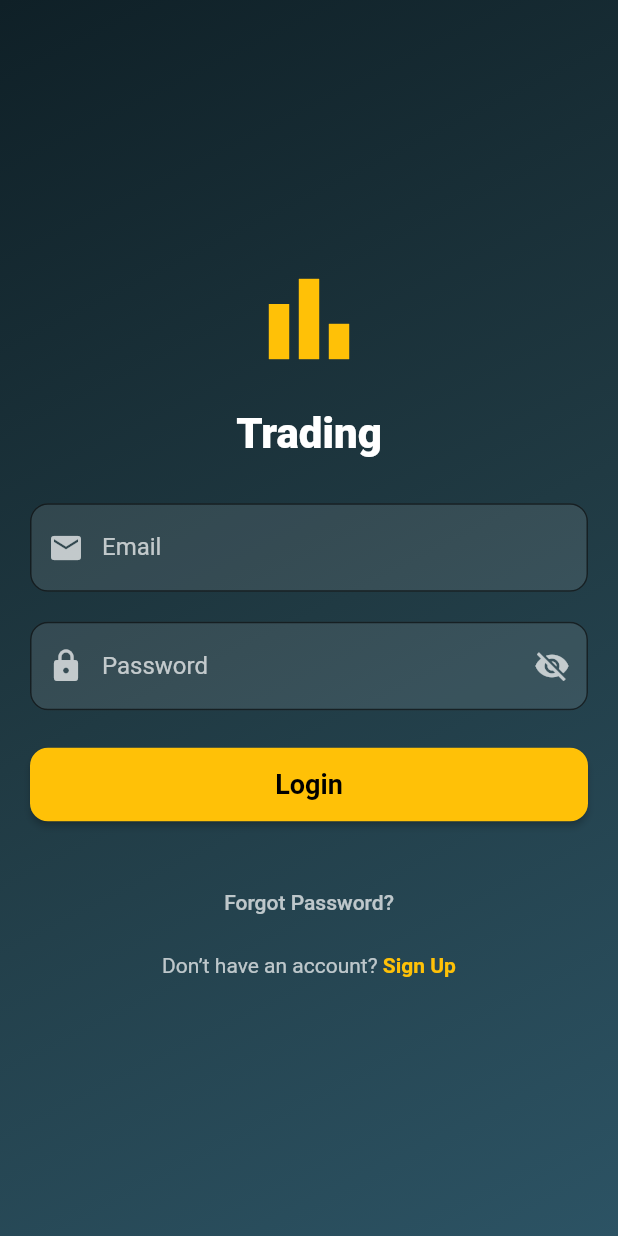
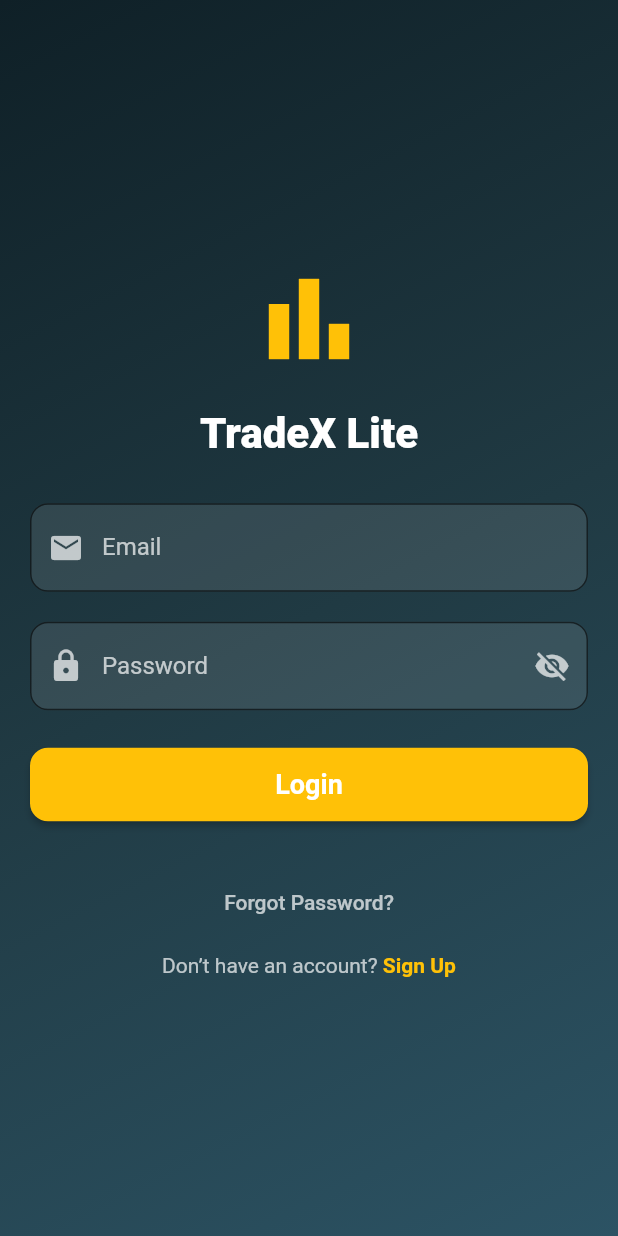
Before and after one commit to SURAJ39/TradeX_Lite, a Flutter app: the screen it shows after launch, on a phone screen of 412 x 824 dp. Run offline on Flutter 3.47's test engine with Material 2 defaults, Android fonts, the phone set to English and light mode, and no system bars; our stand-ins replace fl_chart, local_auth; Roboto replaces fonts that are missing (Poppins).

Commit message:
Login design

```diff
--- a/lib/login_page.dart
+++ b/lib/login_page.dart
@@ -144,7 +144,7 @@ class _LoginPageState extends State<LoginPage> {
         Icon(Icons.bar_chart, color: Colors.amber, size: 80),
         SizedBox(height: 20),
         Text(
-          "Trading",
+          "TradeX Lite",
           style: TextStyle(
             fontSize: 28,
             fontWeight: FontWeight.w800,
@@ -227,7 +227,7 @@ class _LoginPageState extends State<LoginPage> {
               style: TextStyle(
                 fontSize: 18,
                 fontWeight: FontWeight.bold,
-                color: Colors.black,
+                color: Colors.white,
               ),
             ),
           ),
@@ -242,11 +242,11 @@ class _LoginPageState extends State<LoginPage> {
       width: double.infinity,
       child: ElevatedButton.icon(
         onPressed: _isAuthenticating ? null : _authenticateWithBiometrics,
-        icon: const Icon(Icons.fingerprint, color: Colors.black),
+        icon: const Icon(Icons.fingerprint, color: Colors.white),
         label: const Text(
           "Login with Fingerprint",
           style: TextStyle(
-              color: Colors.black, fontWeight: FontWeight.bold),
+              color: Colors.white, fontWeight: FontWeight.bold),
         ),
         style: ElevatedButton.styleFrom(
           backgroundColor: Colors.white30,
```
